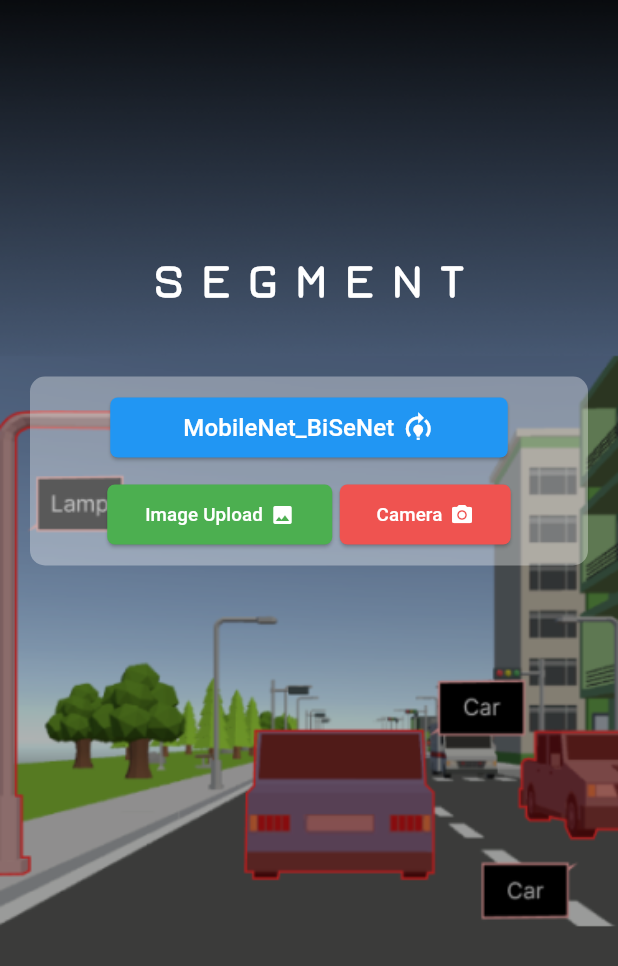
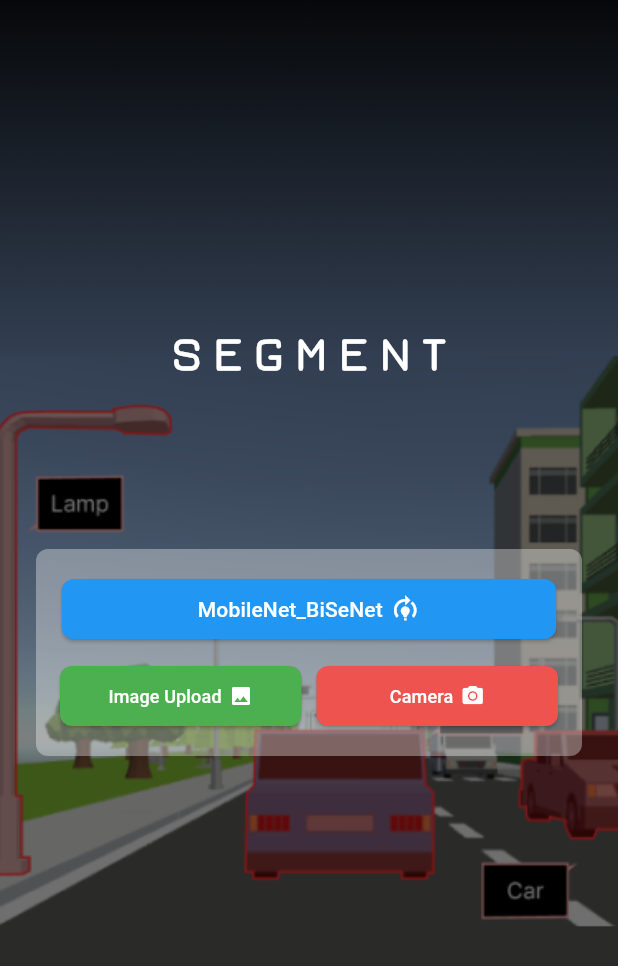
Before and after one commit to Mhidayah19/ICT3217_ImageSegmentation, a Flutter app: the screen it shows after launch, on a phone screen of 412 x 824 dp. Shown: the top 966 px of the screen. Run offline on Flutter 3.47's test engine with Material 3 defaults, Android fonts, the light colour scheme and no system bars; our stand-ins replace camera, image_gallery_saver, image_picker, permission_handler; missing offline and left inert: tflite_flutter.

Commit message:
overflow fixed

```diff
--- a/lib/core/constants/model_constants.dart
+++ b/lib/core/constants/model_constants.dart
@@ -5,14 +5,20 @@ class ModelConstants {
     SegmentationModel(
       name: 'MobileNet_BiSeNet',
       folderPath: 'assets/models/MobileNet_BiSeNet',
-      modelPath: 'assets/models/MobileNet_BiSeNet/MobileNet_BiSeNet.tflite',
-      labelPath: 'assets/models/MobileNet_BiSeNet/labels.txt',
+      modelPath: 'assets/models/MobileNet_BiSeNet/MobileNet_BiSenet.tflite',
+      labelPath: 'assets/models/MobileNet_UNet/vggunet_20epoch_256steps_augmentation.txt',
     ),
     SegmentationModel(
       name: 'MobileNet_UNet',
       folderPath: 'assets/models/MobileNet_UNet',
       modelPath: 'assets/models/MobileNet_UNet/MobileNet_UNet.tflite',
-      labelPath: 'assets/models/MobileNet_UNet/labels.txt',
+      labelPath: 'assets/models/MobileNet_UNet/vggunet_20epoch_256steps_augmentation.txt',
     ),
+    // SegmentationModel(
+    //   name: 'DeepLabV3',
+    //   folderPath: 'assets/models/DeepLabV3',
+    //   modelPath: 'assets/models/DeepLabV3/deeplabv3_257_mv_gpu.tflite',
+    //   labelPath: 'assets/models/DeepLabV3/deeplabv3_257_mv_gpu.txt',
+    // ),
   ];
 }
--- a/lib/core/constants/ui_constants.dart
+++ b/lib/core/constants/ui_constants.dart
@@ -2,38 +2,51 @@ import 'package:flutter/material.dart';
 
 class UIConstants {
   // Spacing constants
-  static const EdgeInsets kSpacing = EdgeInsets.all(10);
-  static const EdgeInsets kHorizontalSpacing = EdgeInsets.symmetric(horizontal: 20);
-  static const double kButtonSpacing = 5.0;
-  static const double kTopSpacing = 165.0;
-  static const double kVerticalSpacing = 20.0;
+  static const EdgeInsets kSpacing = EdgeInsets.all(16);
+  static const EdgeInsets kHorizontalSpacing = EdgeInsets.symmetric(horizontal: 24);
+  static const double kButtonSpacing = 10.0;
+  static const double kTopSpacing = 120.0;
+  static const double kVerticalSpacing = 24.0;
 
   // Button sizes
-  static const double kModelButtonWidth = 265.0;
-  static const double kUploadButtonWidth = 150.0;
-  static const double kCameraButtonWidth = 114.0;
+  // static const double kModelButtonWidth = 265.0;
+  // static const double kUploadButtonWidth = 150.0;
+  // static const double kCameraButtonWidth = 114.0;
 
   // Text styles
   static const TextStyle kTitleStyle = TextStyle(
     fontFamily: 'Jura',
     fontSize: 32,
     fontWeight: FontWeight.bold,
-    letterSpacing: 12,
+    letterSpacing: 8,
     color: Colors.white,
   );
 
   // Button styles
-  static const double kDefaultFontSize = 16.0;
-  static const double kSmallFontSize = 12.5;
-  static const double kDefaultIconSize = 22.0;
+  static const double kDefaultFontSize = 14.0;
+  static const double kSmallFontSize = 12.0;
+  static const double kDefaultIconSize = 20.0;
   static const double kSmallIconSize = 16.0;
 
+  // Button text styles
+  static const TextStyle kButtonTextStyle = TextStyle(
+    fontSize: kDefaultFontSize,
+    fontWeight: FontWeight.w500,
+    color: kButtonTextColor,
+  );
+
   // Border radius
-  static const double kContainerBorderRadius = 10.0;
-  static const double kButtonBorderRadius = 5.0;
+  static const double kContainerBorderRadius = 8.0;
+  static const double kButtonBorderRadius = 8.0;
 
   // Colors
   static const Color kOverlayColor = Colors.black;
   static final Color kContainerColor = Colors.white.withOpacity(0.35);
   static const Color kButtonTextColor = Colors.white;
+
+  // Button padding
+  static const EdgeInsets kButtonPadding = EdgeInsets.symmetric(
+    vertical: 16,
+    horizontal: 12,
+  );
 }
--- a/lib/presentation/home_screen.dart
+++ b/lib/presentation/home_screen.dart
@@ -21,13 +21,15 @@ class _HomeScreenState extends State<HomeScreen> {
 
   @override
   Widget build(BuildContext context) {
+    final double screenWidth = MediaQuery.of(context).size.width;
+
     return Scaffold(
       appBar: _buildAppBar(),
       body: Stack(
         children: [
           _buildBackground(),
           _buildOverlay(),
-          _buildContent(),
+          _buildContent(screenWidth),
         ],
       ),
     );
@@ -51,21 +53,21 @@ class _HomeScreenState extends State<HomeScreen> {
 
   Widget _buildOverlay() {
     return Container(
-      color: UIConstants.kOverlayColor.withOpacity(0.3),
+      color: UIConstants.kOverlayColor.withOpacity(0.5),
     );
   }
 
-  Widget _buildContent() {
+  Widget _buildContent(double screenWidth) {
     return Center(
       child: Column(
         mainAxisAlignment: MainAxisAlignment.start,
         crossAxisAlignment: CrossAxisAlignment.center,
         children: [
-          const SizedBox(height: UIConstants.kTopSpacing),
+          const Spacer(flex: 2),
           _buildTitle(),
-          const SizedBox(height: UIConstants.kVerticalSpacing),
-          const SizedBox(height: UIConstants.kVerticalSpacing),
-          _buildButtonContainer(),
+          const Spacer(flex: 1),
+          _buildButtonContainer(screenWidth),
+          const Spacer(flex: 3),
         ],
       ),
     );
@@ -78,16 +80,16 @@ class _HomeScreenState extends State<HomeScreen> {
     );
   }
 
-  Widget _buildButtonContainer() {
+  Widget _buildButtonContainer(double screenWidth) {
     return Container(
       padding: UIConstants.kSpacing,
       margin: UIConstants.kHorizontalSpacing,
       decoration: _buildContainerDecoration(),
       child: Column(
         children: [
-          _buildModelSelectionButton(),
+          _buildModelSelectionButton(screenWidth),
           const SizedBox(height: 10),
-          _buildActionButtons(),
+          _buildActionButtons(screenWidth),
         ],
       ),
     );
@@ -100,9 +102,9 @@ class _HomeScreenState extends State<HomeScreen> {
     );
   }
 
-  Widget _buildModelSelectionButton() {
+  Widget _buildModelSelectionButton(double screenWidth) {
     return SizedBox(
-      width: UIConstants.kModelButtonWidth,
+      width: screenWidth * 0.8, // 80% of screen width
       child: _CustomButton(
         onPressed: () => _showModelPicker(context),
         label: _selectedModel.name,
@@ -192,28 +194,29 @@ class _HomeScreenState extends State<HomeScreen> {
     );
   }
 
-  Widget _buildActionButtons() {
+  Widget _buildActionButtons(double screenWidth) {
     return Row(
       mainAxisAlignment: MainAxisAlignment.center,
       children: [
-        _buildUploadButton(),
+        Flexible(
+          child: _buildUploadButton(),
+        ),
         const SizedBox(width: UIConstants.kButtonSpacing),
-        _buildCameraButton(),
+        Flexible(
+          child: _buildCameraButton(),
+        ),
       ],
     );
   }
 
   Widget _buildUploadButton() {
-    return SizedBox(
-      width: UIConstants.kUploadButtonWidth,
-      child: _CustomButton(
+    return _CustomButton(
       onPressed: () => _navigateToImageUploadScreen(context),
       label: 'Image Upload',
       icon: Icons.image,
       backgroundColor: Colors.green,
       fontSize: UIConstants.kSmallFontSize,
       iconSize: UIConstants.kSmallIconSize,
-      ),
     );
   }
 
@@ -229,18 +232,13 @@ class _HomeScreenState extends State<HomeScreen> {
   }
 
   Widget _buildCameraButton() {
-    return Builder(
-      builder: (context) => SizedBox(
-        width: UIConstants.kCameraButtonWidth,
-        child: _CustomButton(
+    return _CustomButton(
       onPressed: () => _navigateToCameraScreen(context),
       label: 'Camera',
       icon: Icons.camera_alt,
       backgroundColor: Colors.red[400] ?? Colors.red,
       fontSize: UIConstants.kSmallFontSize,
       iconSize: UIConstants.kSmallIconSize,
-        ),
-      ),
     );
   }
 
--- a/pubspec.yaml
+++ b/pubspec.yaml
@@ -68,7 +68,7 @@ flutter:
     - assets/images/
     - assets/models/MobileNet_BiSeNet/
     - assets/models/MobileNet_UNet/
-
+    - assets/models/DeepLabV3/
   fonts:
     - family: Jura
       fonts:
```
Lines whose indentation alone changed are shown as unchanged.
